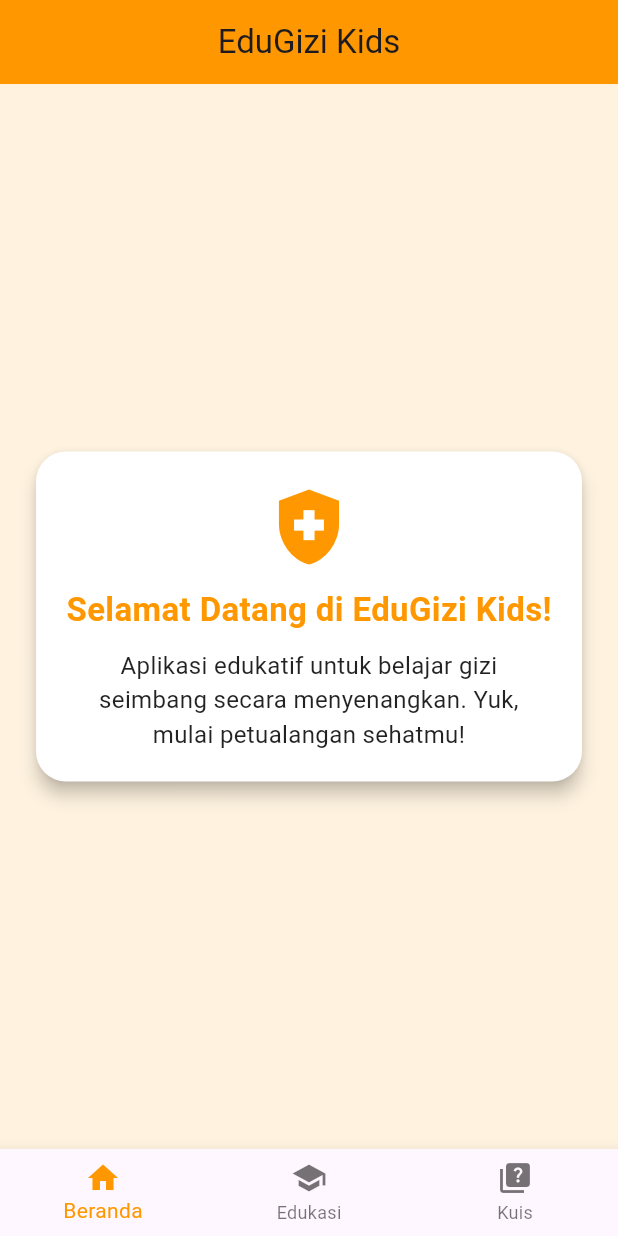
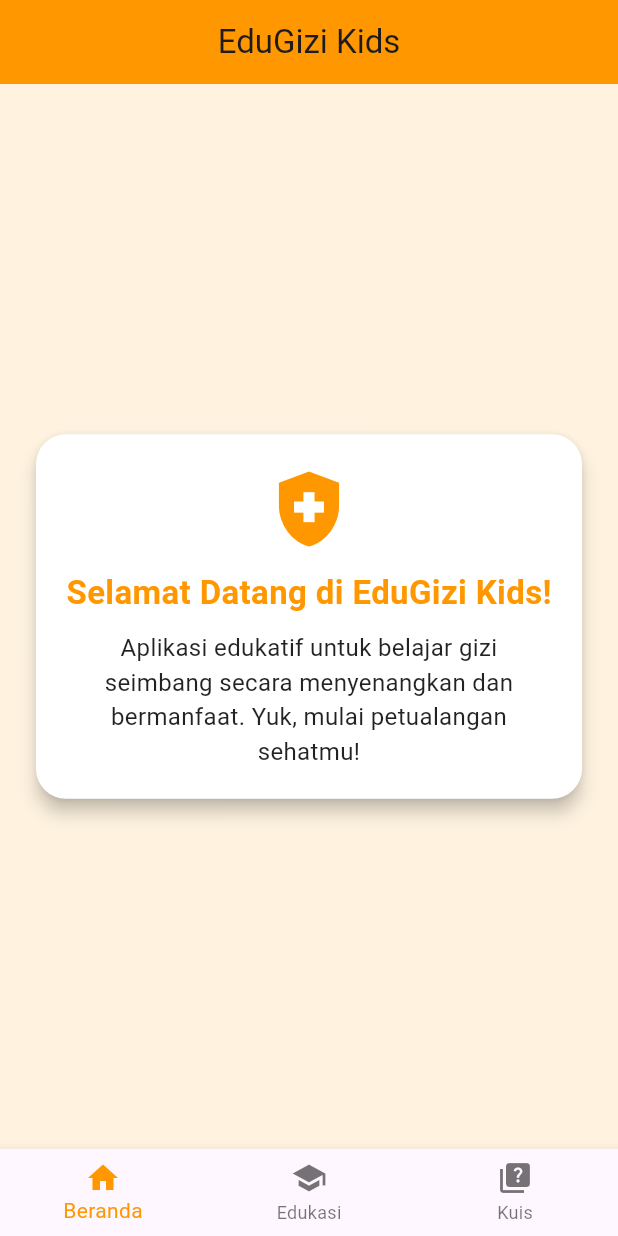
Before and after one commit to ekanurandin/EduGiziApp, a Flutter app: the screen it shows after launch, on a phone screen of 412 x 824 dp. Run offline on Flutter 3.47's test engine with Material 3 defaults, Android fonts, the light colour scheme and no system bars; Roboto replaces fonts that are missing (Arial).

Commit message:
perubahan homepage

```diff
--- a/lib/home_page.dart
+++ b/lib/home_page.dart
@@ -88,7 +88,7 @@ class HomeContent extends StatelessWidget {
                     ),
                     SizedBox(height: 10),
                     Text(
-                      'Aplikasi edukatif untuk belajar gizi seimbang secara menyenangkan. Yuk, mulai petualangan sehatmu!',
+                      'Aplikasi edukatif untuk belajar gizi seimbang secara menyenangkan dan bermanfaat. Yuk, mulai petualangan sehatmu!',
                       textAlign: TextAlign.center,
                       style: TextStyle(fontSize: 16, color: Colors.black87),
                     ),
```
